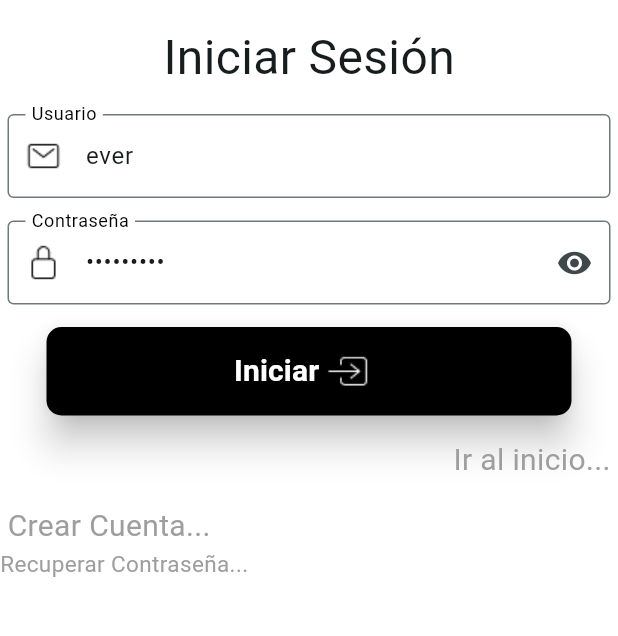
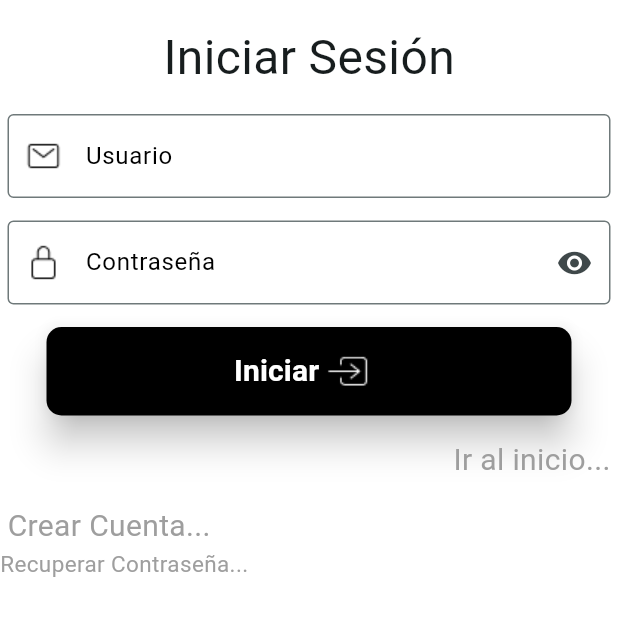
Before and after one commit to ever012/ETPS3-T_Ever_Castellon, a Flutter app: the screen it shows after launch, after a tap on the "person" icon, on a phone screen of 412 x 824 dp, the part 315-951 px from its top. Run offline on Flutter 3.47's test engine with Material 2 defaults, Android fonts, the light colour scheme and no system bars; our stand-ins replace google_maps_flutter, image_picker, shared_preferences.

Commit message:
realizando cambios menores

```diff
--- a/repuestos_de_carros_auto_parts/lib/login_page.dart
+++ b/repuestos_de_carros_auto_parts/lib/login_page.dart
@@ -25,8 +25,8 @@ class _LoginPageState extends State<LoginPage> {
   void initState() {
     super.initState();
     passwordVisible = true;
-    _emailController = TextEditingController(text: "ever");
-    _passwordController = TextEditingController(text: "123456789");
+    _emailController = TextEditingController(text: "");
+    _passwordController = TextEditingController(text: "");
     SharedPreferences.getInstance().then((prefs) {
       _prefs = prefs;
     });
```
